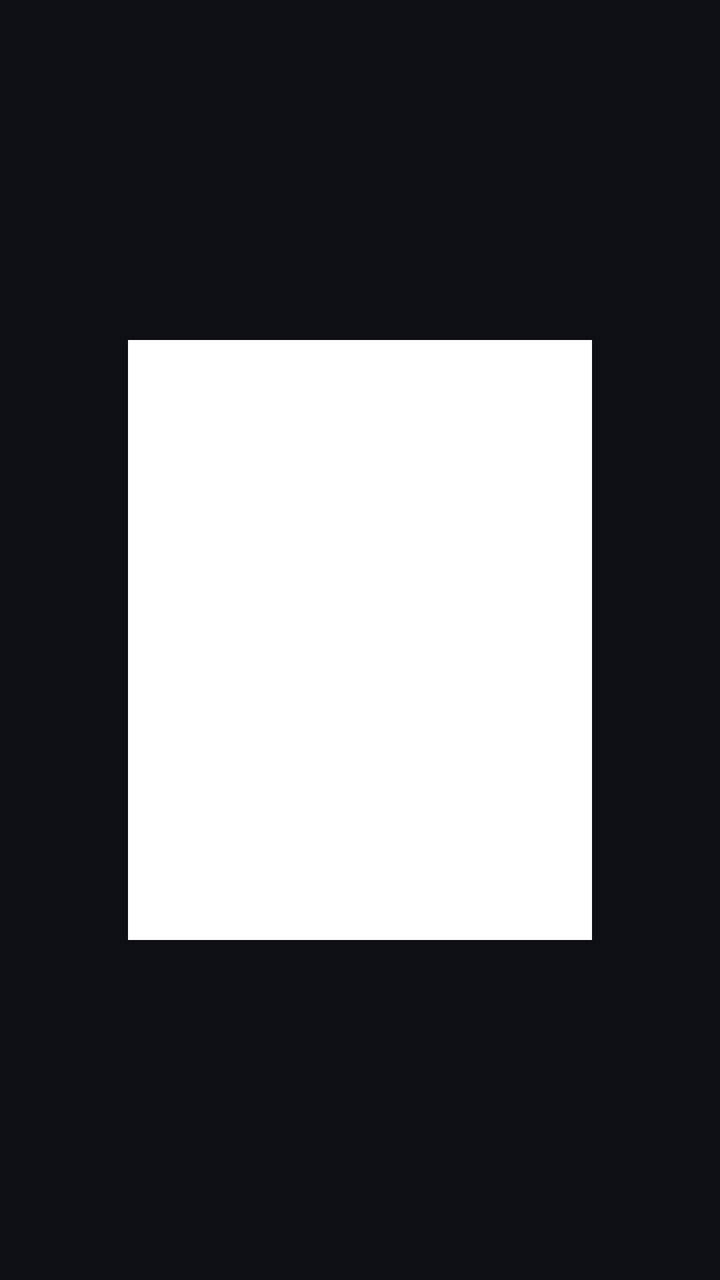
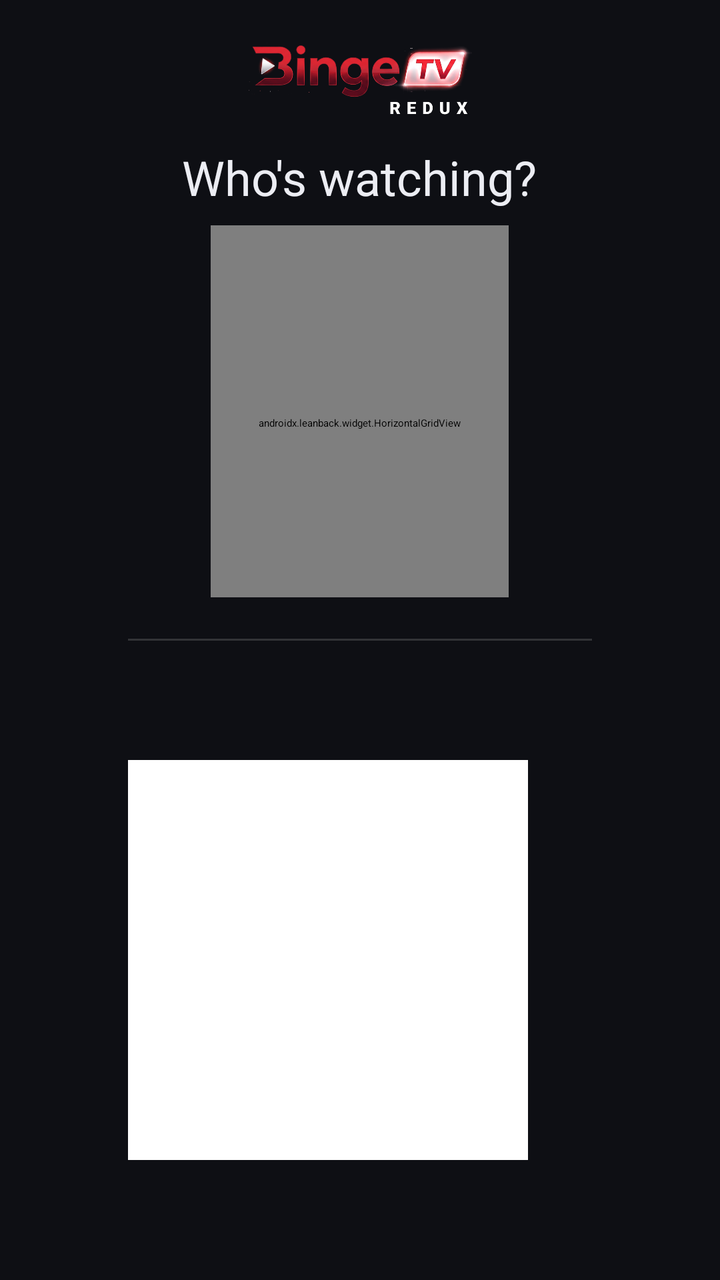

Two renders of the same Android screen: before a commit and after it. Below are the layout's source before the change and the commit's diff.
<!-- AndroidManifest.xml: application theme Theme.Leanback -->
<!-- res/layout/main_activity.xml -->
<?xml version="1.0" encoding="utf-8"?>
<LinearLayout xmlns:android="http://schemas.android.com/apk/res/android"
    android:orientation="horizontal"
    android:layout_width="match_parent"
    android:layout_height="match_parent"
    android:paddingStart="64dp"
    android:paddingEnd="64dp"
    android:paddingTop="40dp"
    android:paddingBottom="40dp"
    android:gravity="center_vertical"
    android:background="@color/guide_background">

    <ImageView
        android:id="@+id/qr"
        android:layout_width="300dp"
        android:layout_height="300dp"
        android:layout_marginEnd="56dp"
        android:background="#FFFFFFFF"
        android:padding="12dp"
        android:contentDescription="QR code for the web page"
        android:scaleType="fitCenter" />

    <LinearLayout
        android:orientation="vertical"
        android:layout_width="0dp"
        android:layout_height="wrap_content"
        android:layout_weight="1">

        <ImageView
            android:layout_width="wrap_content"
            android:layout_height="64dp"
            android:adjustViewBounds="true"
            android:src="@drawable/logo_redux"
            android:contentDescription="@string/app_name" />

        <TextView
            android:layout_width="wrap_content"
            android:layout_height="wrap_content"
            android:layout_marginTop="24dp"
            android:text="Set up on your phone or computer"
            android:textSize="22sp"
            android:textColor="@color/guide_text" />

        <TextView
            android:layout_width="wrap_content"
            android:layout_height="wrap_content"
            android:layout_marginTop="4dp"
            android:text="Scan the code, or open this address on the same network:"
            android:textSize="15sp"
            android:textColor="@color/guide_muted" />

        <TextView
            android:id="@+id/web_url"
            android:layout_width="wrap_content"
            android:layout_height="wrap_content"
            android:layout_marginTop="8dp"
            android:textSize="30sp"
            android:fontFamily="sans-serif-medium"
            android:textColor="@color/guide_text" />

        <LinearLayout
            android:layout_width="wrap_content"
            android:layout_height="wrap_content"
            android:layout_marginTop="20dp"
            android:gravity="center_vertical"
            android:orientation="horizontal">

            <TextView
                android:layout_width="wrap_content"
                android:layout_height="wrap_content"
                android:text="PIN"
                android:textSize="18sp"
                android:textColor="@color/guide_muted" />

            <TextView
                android:id="@+id/pin"
                android:layout_width="wrap_content"
                android:layout_height="wrap_content"
                android:layout_marginStart="16dp"
                android:letterSpacing="0.3"
                android:textSize="44sp"
                android:fontFamily="sans-serif-medium"
                android:textColor="@color/guide_accent" />
        </LinearLayout>

        <TextView
            android:id="@+id/browsers"
            android:layout_width="wrap_content"
            android:layout_height="wrap_content"
            android:layout_marginTop="4dp"
            android:textSize="14sp"
            android:textColor="@color/guide_muted" />

        <LinearLayout
            android:layout_width="wrap_content"
            android:layout_height="wrap_content"
            android:layout_marginTop="24dp"
            android:orientation="horizontal">

            <TextView
                android:id="@+id/sync"
                style="@style/OsdButton"
                android:text="Sync live TV now" />

            <TextView
                android:id="@+id/new_pin"
                style="@style/OsdButton"
                android:text="New PIN" />

            <TextView
                android:id="@+id/forget"
                style="@style/OsdButton"
                android:text="Forget all browsers" />

            <TextView
                android:id="@+id/updates"
                style="@style/OsdButton"
                android:text="Check for updates" />
        </LinearLayout>

        <TextView
            android:id="@+id/version"
            android:layout_width="wrap_content"
            android:layout_height="wrap_content"
            android:layout_marginTop="16dp"
            android:textColor="@color/guide_muted"
            android:textSize="14sp" />

        <TextView
            android:id="@+id/status"
            android:layout_width="wrap_content"
            android:layout_height="wrap_content"
            android:layout_marginTop="16dp"
            android:textSize="14sp"
            android:textColor="@color/guide_muted" />
    </LinearLayout>
</LinearLayout>
<!-- resources referenced by this layout -->
<resources>
  <color name="guide_accent">#FFE31E2D</color>
  <color name="guide_background">#FF0E0F14</color>
  <color name="guide_muted">#FF8D90A0</color>
  <color name="guide_text">#FFECEDF3</color>
  <!-- drawable logo_redux: png bitmap (drawable-nodpi, 158083 bytes) -->
  <string name="app_name">BingeTV Redux</string>
  <style name="OsdButton" parent="">
          <item name="android:layout_width">wrap_content</item>
          <item name="android:layout_height">wrap_content</item>
          <item name="android:layout_marginEnd">8dp</item>
          <item name="android:background">@drawable/guide_chip</item>
          <item name="android:focusable">true</item>
          <item name="android:paddingStart">14dp</item>
          <item name="android:paddingEnd">14dp</item>
          <item name="android:paddingTop">5dp</item>
          <item name="android:paddingBottom">5dp</item>
          <item name="android:textColor">@color/guide_chip_text</item>
          <item name="android:textSize">13sp</item>
          <item name="android:fontFamily">sans-serif-medium</item>
      </style>
  <!-- drawable guide_chip (drawable) -->
  <?xml version="1.0" encoding="utf-8"?>
  <selector xmlns:android="http://schemas.android.com/apk/res/android">
      <item android:state_focused="true">
          <shape android:shape="rectangle">
              <corners android:radius="14dp" />
              <solid android:color="@color/guide_focus" />
          </shape>
      </item>
      <item android:state_selected="true">
          <shape android:shape="rectangle">
              <corners android:radius="14dp" />
              <solid android:color="#26FFFFFF" />
          </shape>
      </item>
      <item>
          <shape android:shape="rectangle">
              <corners android:radius="14dp" />
              <stroke android:width="1dp" android:color="#33FFFFFF" />
          </shape>
      </item>
  </selector>
  <color name="guide_focus">#FFE31E2D</color>
</resources>

<!-- the commit's change to res/layout/main_activity.xml (unified diff, before → after) -->
@@ -1,34 +1,21 @@
 <?xml version="1.0" encoding="utf-8"?>
 <LinearLayout xmlns:android="http://schemas.android.com/apk/res/android"
-    android:orientation="horizontal"
     android:layout_width="match_parent"
     android:layout_height="match_parent"
-    android:paddingStart="64dp"
-    android:paddingEnd="64dp"
-    android:paddingTop="40dp"
-    android:paddingBottom="40dp"
-    android:gravity="center_vertical"
-    android:background="@color/guide_background">
+    android:background="@color/guide_background"
+    android:orientation="vertical">
 
-    <ImageView
-        android:id="@+id/qr"
-        android:layout_width="300dp"
-        android:layout_height="300dp"
-        android:layout_marginEnd="56dp"
-        android:background="#FFFFFFFF"
-        android:padding="12dp"
-        android:contentDescription="QR code for the web page"
-        android:scaleType="fitCenter" />
-
+    
     <LinearLayout
-        android:orientation="vertical"
-        android:layout_width="0dp"
-        android:layout_height="wrap_content"
-        android:layout_weight="1">
+        android:layout_width="match_parent"
+        android:layout_height="0dp"
+        android:layout_weight="1"
+        android:gravity="center"
+        android:orientation="vertical">
 
         <ImageView
             android:layout_width="wrap_content"
-            android:layout_height="64dp"
+            android:layout_height="40dp"
             android:adjustViewBounds="true"
             android:src="@drawable/logo_redux"
             android:contentDescription="@string/app_name" />
@@ -36,102 +23,147 @@
         <TextView
             android:layout_width="wrap_content"
             android:layout_height="wrap_content"
-            android:layout_marginTop="24dp"
-            android:text="Set up on your phone or computer"
-            android:textSize="22sp"
-            android:textColor="@color/guide_text" />
+            android:layout_marginTop="12dp"
+            android:text="Who's watching?"
+            android:textColor="@color/guide_text"
+            android:textSize="24sp" />
 
-        <TextView
+        <androidx.leanback.widget.HorizontalGridView
+            android:id="@+id/profiles"
             android:layout_width="wrap_content"
-            android:layout_height="wrap_content"
-            android:layout_marginTop="4dp"
-            android:text="Scan the code, or open this address on the same network:"
-            android:textSize="15sp"
-            android:textColor="@color/guide_muted" />
+            android:layout_height="186dp"
+            android:layout_marginTop="8dp"
+            android:clipChildren="false"
+            android:clipToPadding="false"
+            android:paddingTop="12dp"
+            android:paddingStart="24dp"
+            android:paddingEnd="24dp" />
+    </LinearLayout>
 
-        <TextView
-            android:id="@+id/web_url"
-            android:layout_width="wrap_content"
-            android:layout_height="wrap_content"
-            android:layout_marginTop="8dp"
-            android:textSize="30sp"
-            android:fontFamily="sans-serif-medium"
-            android:textColor="@color/guide_text" />
+    <View
+        android:layout_width="match_parent"
+        android:layout_height="1dp"
+        android:layout_marginStart="64dp"
+        android:layout_marginEnd="64dp"
+        android:background="#26FFFFFF" />
+
+    
+    <LinearLayout
+        android:layout_width="match_parent"
+        android:layout_height="0dp"
+        android:layout_weight="1"
+        android:gravity="center_vertical"
+        android:orientation="horizontal"
+        android:paddingStart="64dp"
+        android:paddingEnd="64dp">
+
+        <ImageView
+            android:id="@+id/qr"
+            android:layout_width="200dp"
+            android:layout_height="200dp"
+            android:layout_marginEnd="40dp"
+            android:background="#FFFFFFFF"
+            android:padding="10dp"
+            android:contentDescription="QR code for the web page"
+            android:scaleType="fitCenter" />
 
         <LinearLayout
-            android:layout_width="wrap_content"
+            android:layout_width="0dp"
             android:layout_height="wrap_content"
-            android:layout_marginTop="20dp"
-            android:gravity="center_vertical"
-            android:orientation="horizontal">
+            android:layout_weight="1"
+            android:orientation="vertical">
 
             <TextView
                 android:layout_width="wrap_content"
                 android:layout_height="wrap_content"
-                android:text="PIN"
-                android:textSize="18sp"
+                android:text="Set up on your phone or computer: scan the code, or open"
+                android:textSize="15sp"
                 android:textColor="@color/guide_muted" />
 
             <TextView
-                android:id="@+id/pin"
+                android:id="@+id/web_url"
                 android:layout_width="wrap_content"
                 android:layout_height="wrap_content"
-                android:layout_marginStart="16dp"
-                android:letterSpacing="0.3"
-                android:textSize="44sp"
+                android:layout_marginTop="4dp"
+                android:textSize="26sp"
                 android:fontFamily="sans-serif-medium"
-                android:textColor="@color/guide_accent" />
-        </LinearLayout>
+                android:textColor="@color/guide_text" />
 
-        <TextView
-            android:id="@+id/browsers"
-            android:layout_width="wrap_content"
-            android:layout_height="wrap_content"
-            android:layout_marginTop="4dp"
-            android:textSize="14sp"
-            android:textColor="@color/guide_muted" />
+            <LinearLayout
+                android:layout_width="wrap_content"
+                android:layout_height="wrap_content"
+                android:layout_marginTop="8dp"
+                android:gravity="center_vertical"
+                android:orientation="horizontal">
 
-        <LinearLayout
-            android:layout_width="wrap_content"
-            android:layout_height="wrap_content"
-            android:layout_marginTop="24dp"
-            android:orientation="horizontal">
+                <TextView
+                    android:layout_width="wrap_content"
+                    android:layout_height="wrap_content"
+                    android:text="PIN"
+                    android:textSize="16sp"
+                    android:textColor="@color/guide_muted" />
+
+                <TextView
+                    android:id="@+id/pin"
+                    android:layout_width="wrap_content"
+                    android:layout_height="wrap_content"
+                    android:layout_marginStart="14dp"
+                    android:letterSpacing="0.3"
+                    android:textSize="34sp"
+                    android:fontFamily="sans-serif-medium"
+                    android:textColor="@color/guide_accent" />
+
+                <TextView
+                    android:id="@+id/browsers"
+                    android:layout_width="wrap_content"
+                    android:layout_height="wrap_content"
+                    android:layout_marginStart="20dp"
+                    android:textSize="13sp"
+                    android:textColor="@color/guide_muted" />
+            </LinearLayout>
+
+            <LinearLayout
+                android:layout_width="wrap_content"
+                android:layout_height="wrap_content"
+                android:layout_marginTop="12dp"
+                android:orientation="horizontal">
+
+                <TextView
+                    android:id="@+id/sync"
+                    style="@style/OsdButton"
+                    android:text="Sync live TV now" />
+
+                <TextView
+                    android:id="@+id/new_pin"
+                    style="@style/OsdButton"
+                    android:text="New PIN" />
+
+                <TextView
+                    android:id="@+id/forget"
+                    style="@style/OsdButton"
+                    android:text="Forget all browsers" />
+
+                <TextView
+                    android:id="@+id/updates"
+                    style="@style/OsdButton"
+                    android:text="Check for updates" />
+            </LinearLayout>
 
             <TextView
-                android:id="@+id/sync"
-                style="@style/OsdButton"
-                android:text="Sync live TV now" />
+                android:id="@+id/version"
+                android:layout_width="wrap_content"
+                android:layout_height="wrap_content"
+                android:layout_marginTop="10dp"
+                android:textColor="@color/guide_muted"
+                android:textSize="13sp" />
 
             <TextView
-                android:id="@+id/new_pin"
-                style="@style/OsdButton"
-                android:text="New PIN" />
-
-            <TextView
-                android:id="@+id/forget"
-                style="@style/OsdButton"
-                android:text="Forget all browsers" />
-
-            <TextView
-                android:id="@+id/updates"
-                style="@style/OsdButton"
-                android:text="Check for updates" />
+                android:id="@+id/status"
+                android:layout_width="wrap_content"
+                android:layout_height="wrap_content"
+                android:layout_marginTop="4dp"
+                android:textSize="13sp"
+                android:textColor="@color/guide_muted" />
         </LinearLayout>
-
-        <TextView
-            android:id="@+id/version"
-            android:layout_width="wrap_content"
-            android:layout_height="wrap_content"
-            android:layout_marginTop="16dp"
-            android:textColor="@color/guide_muted"
-            android:textSize="14sp" />
-
-        <TextView
-            android:id="@+id/status"
-            android:layout_width="wrap_content"
-            android:layout_height="wrap_content"
-            android:layout_marginTop="16dp"
-            android:textSize="14sp"
-            android:textColor="@color/guide_muted" />
     </LinearLayout>
 </LinearLayout>
